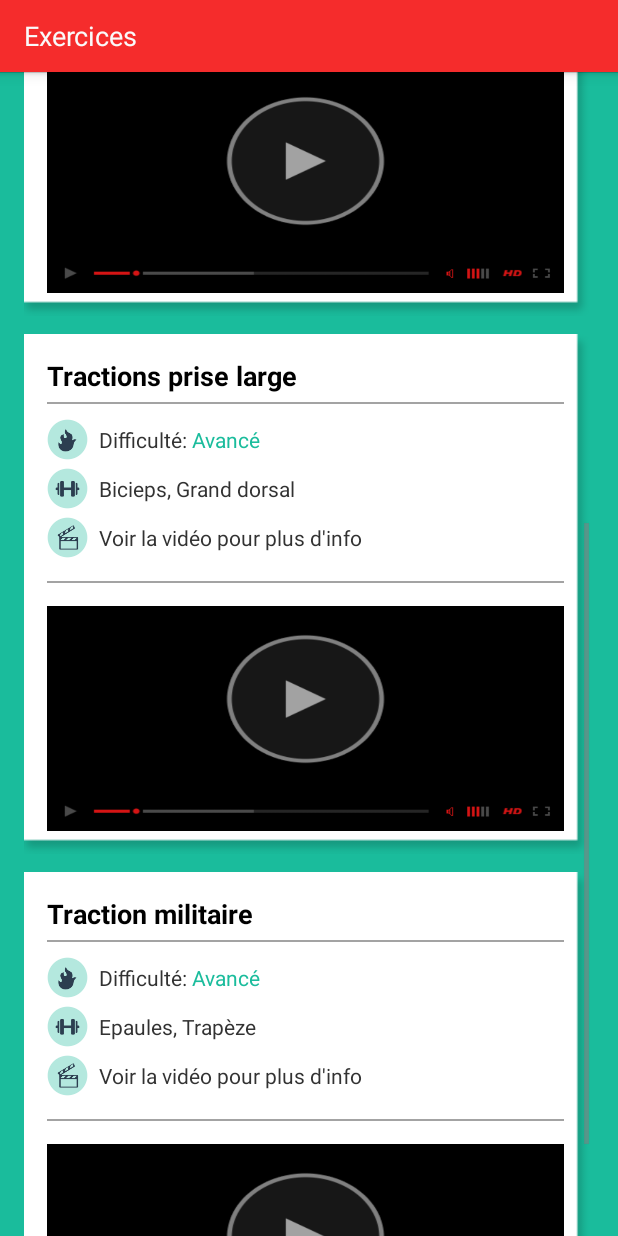
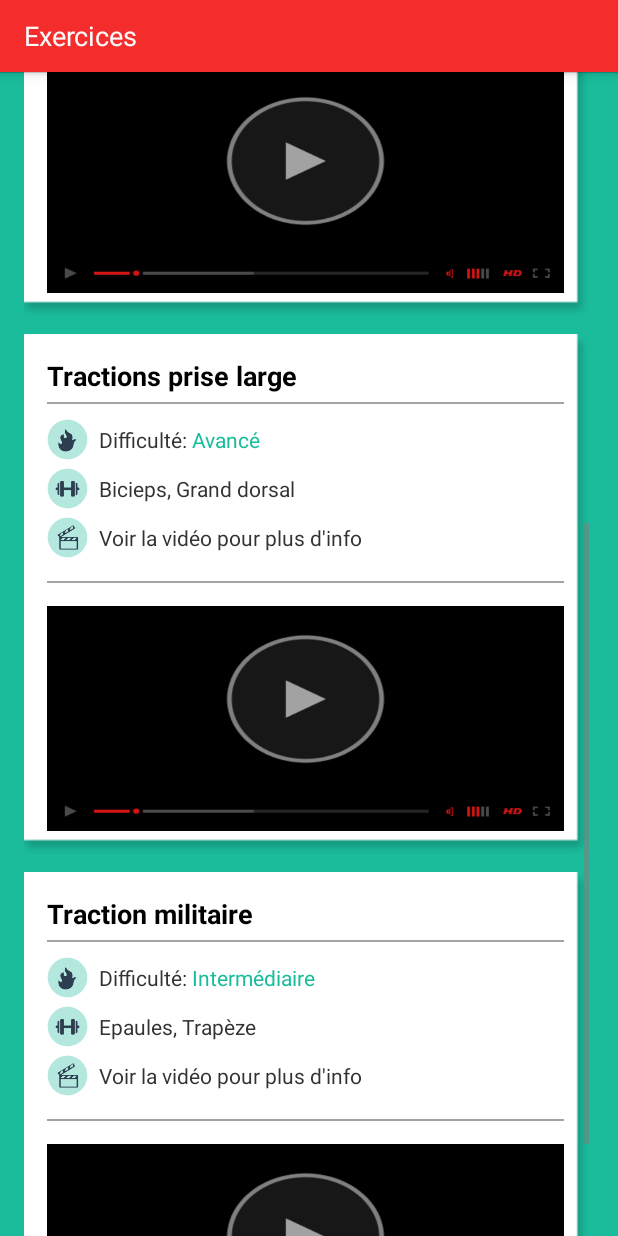
Before and after one commit to thomaslc66/50Pull-Ups, an Android app: the Exercices screen opened directly, with no data from a screen before it, scrolled down 542 dp, on a phone screen of 412 x 824 dp. Run offline under Robolectric (Android 15) with nearby library versions, the phone set to English and light mode, and no system bars.

Commit message:
Project Upload

```diff
--- a/app/src/main/java/com/pullups/android/Exercices.java
+++ b/app/src/main/java/com/pullups/android/Exercices.java
@@ -46,11 +46,10 @@ public class Exercices extends Activity {
                     getString(R.string.muscle_wide)  ,
                     getString(R.string.muscles_military)};
         String[] niveauTraction
-                = { "Débutant"      ,
-                    "Standard"      ,
-                    "Avancé"        ,
-                    "Avancé"        ,
-                    "Intermédiaire" };
+                = { getString(R.string.niveau_debutant)      ,
+                    getString(R.string.niveau_standard)      ,
+                    getString(R.string.niveau_avance)        ,
+                    getString(R.string.niveau_intermediaire) };
         String[] codeVideo
                 = { "CgE_UY7wW1w" ,
                     "yhyJ0tBcgJE" ,
--- a/app/src/main/res/values/strings.xml
+++ b/app/src/main/res/values/strings.xml
@@ -118,4 +118,8 @@
     <string name="muscle_wide">Bicieps, Grand dorsal</string>
     <string name="muscles_military">Epaules, Trapèze</string>
     <string name="information">50 tractions est une application vous permettant d\'atteindre 50 tractions après plusieurs entrainements. N\'oubliez pas de vous échauffer avant chaque entraînement Merci de prendre contact avec le développeur de l\'application en cas de bug ou erreur dans l\'application afin que cela puisse être corrigé au plus vite.</string>
+    <string name="niveau_debutant">Débutant</string>
+    <string name="niveau_standard">Standard</string>
+    <string name="niveau_avance">Avancé</string>
+    <string name="niveau_intermediaire">Intermédiaire</string>
 </resources>
```
Also changed, not shown: 3 other files.
